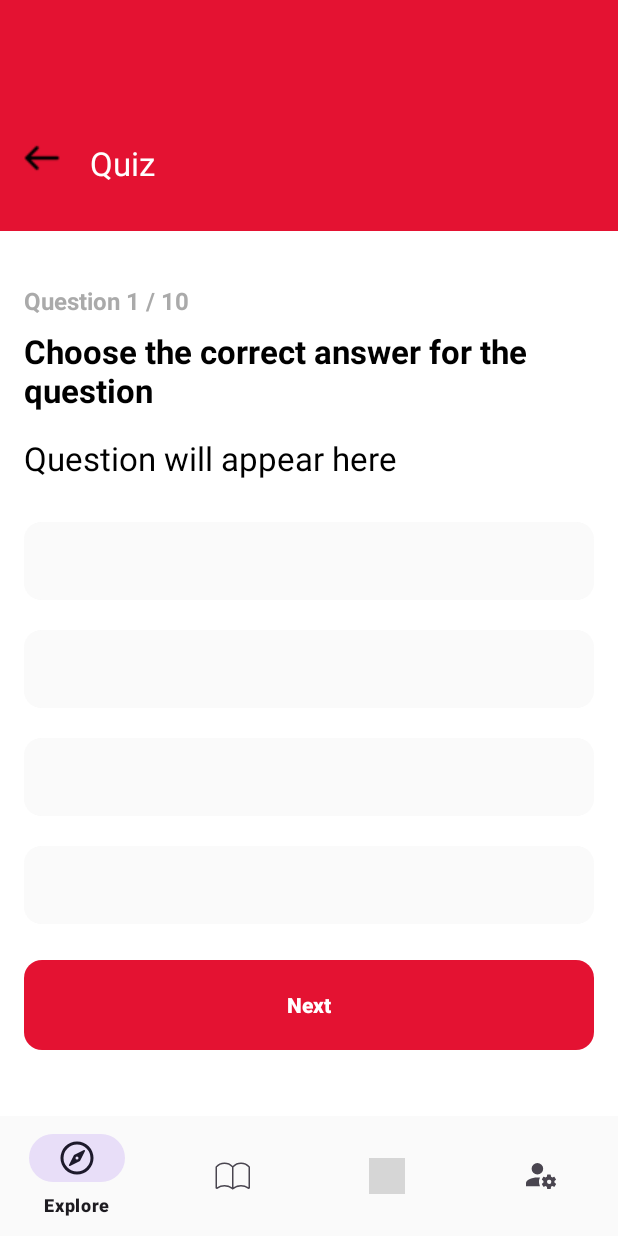
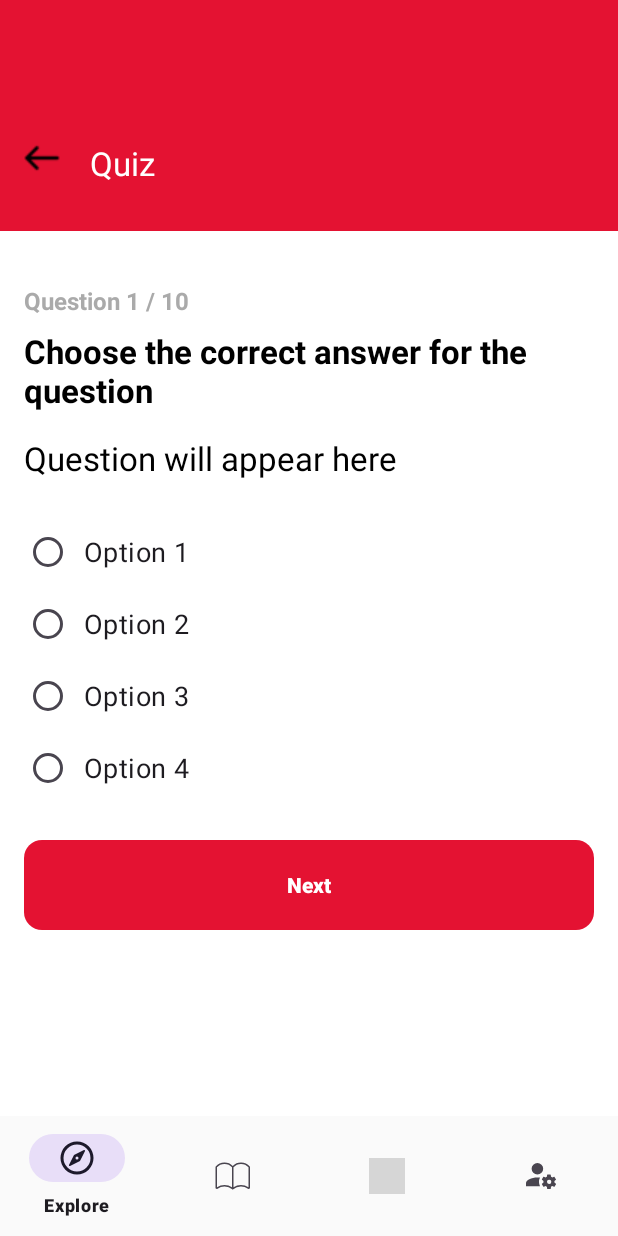
Before and after one commit to VuthChanChesda/ELTS, an Android app: the fragment QuizQuestionFragment placed in its activity, on a phone screen of 412 x 824 dp. Run offline under Robolectric (Android 15) with nearby library versions, the phone set to English and light mode, and no system bars; our stand-ins replace Firebase (no records; nobody signed in at launch, a user with empty details on screens opened directly), navigation-ui; 2 statements that could not run were skipped; grey boxes are pictures that could not be loaded.

Commit message:
comfirm quiz question

```diff
--- /dev/null
+++ b/app/src/main/res/drawable/correct_option_bg.xml
@@ -0,0 +1,5 @@
+<shape xmlns:android="http://schemas.android.com/apk/res/android" android:shape="rectangle">
+    <solid android:color="#D4EDDA"/>
+    <stroke android:color="#28A745" android:width="2dp"/>
+    <corners android:radius="8dp"/>
+</shape>
--- /dev/null
+++ b/app/src/main/res/drawable/default_option_bg.xml
@@ -0,0 +1,16 @@
+<?xml version="1.0" encoding="utf-8"?>
+<shape xmlns:android="http://schemas.android.com/apk/res/android"
+    android:shape="rectangle">
+
+    <!-- Background color -->
+    <solid android:color="@android:color/white" />
+
+    <!-- Border -->
+    <stroke
+        android:width="2dp"
+        android:color="#CCCCCC" />
+
+    <!-- Rounded corners -->
+    <corners android:radius="12dp" />
+
+</shape>
--- /dev/null
+++ b/app/src/main/res/drawable/wrong_option_bg.xml
@@ -0,0 +1,5 @@
+<shape xmlns:android="http://schemas.android.com/apk/res/android" android:shape="rectangle">
+    <solid android:color="#F8D7DA"/>
+    <stroke android:color="#DC3545" android:width="2dp"/>
+    <corners android:radius="8dp"/>
+</shape>
--- a/app/src/main/res/layout/fragment_quiz_question.xml
+++ b/app/src/main/res/layout/fragment_quiz_question.xml
@@ -64,50 +64,48 @@
                 android:textColor="@android:color/black"
                 android:layout_marginBottom="24dp" />
 
-            <!-- Option Buttons -->
-            <com.google.android.material.button.MaterialButton
-                android:id="@+id/option1Button"
+            <!-- Option Buttons as Radio Buttons -->
+            <RadioGroup
+                android:id="@+id/optionsGroup"
                 android:layout_width="match_parent"
-                android:layout_height="60dp"
-                android:layout_marginBottom="12dp"
-                android:backgroundTint="@color/background_light"
-                android:text=""
-                android:textColor="@android:color/black"
-                android:textStyle="bold"
-                app:cornerRadius="12dp"/>
+                android:layout_height="wrap_content"
+                android:orientation="vertical"
+                android:layout_marginBottom="16dp">
 
-            <com.google.android.material.button.MaterialButton
-                android:id="@+id/option2Button"
-                android:layout_width="match_parent"
-                android:layout_height="60dp"
-                android:layout_marginBottom="12dp"
-                android:backgroundTint="@color/background_light"
-                android:text=""
-                android:textColor="@android:color/black"
-                android:textStyle="bold"
-                app:cornerRadius="12dp"/>
+                <RadioButton
+                    android:id="@+id/option1"
+                    android:layout_width="match_parent"
+                    android:layout_height="wrap_content"
+                    android:text="Option 1"
+                    android:textSize="18sp"
+                    android:padding="8dp" />
 
-            <com.google.android.material.button.MaterialButton
-                android:id="@+id/option3Button"
-                android:layout_width="match_parent"
-                android:layout_height="60dp"
-                android:layout_marginBottom="12dp"
-                android:text=""
-                android:backgroundTint="@color/background_light"
-                android:textColor="@android:color/black"
-                android:textStyle="bold"
-                app:cornerRadius="12dp"/>
+                <RadioButton
+                    android:id="@+id/option2"
+                    android:layout_width="match_parent"
+                    android:layout_height="wrap_content"
+                    android:text="Option 2"
+                    android:textSize="18sp"
+                    android:padding="8dp" />
 
-            <com.google.android.material.button.MaterialButton
-                android:id="@+id/option4Button"
-                android:layout_width="match_parent"
-                android:layout_height="60dp"
-                android:layout_marginBottom="12dp"
-                android:backgroundTint="@color/background_light"
-                android:text=""
-                android:textColor="@android:color/black"
-                android:textStyle="bold"
-                app:cornerRadius="12dp"/>
+                <RadioButton
+                    android:id="@+id/option3"
+                    android:layout_width="match_parent"
+                    android:layout_height="wrap_content"
+                    android:text="Option 3"
+                    android:textSize="18sp"
+                    android:padding="8dp" />
+
+                <RadioButton
+                    android:id="@+id/option4"
+                    android:layout_width="match_parent"
+                    android:layout_height="wrap_content"
+                    android:text="Option 4"
+                    android:textSize="18sp"
+                    android:padding="8dp" />
+
+            </RadioGroup>
+
 
             <!-- Next Button -->
             <Button
```
Also changed, not shown: app/src/main/java/com/elts/QuizQuestionFragment.kt (+65 -28 lines), app/src/main/res/layout/dialog_incorrect_answer.xml (added, +40 -0 lines).
